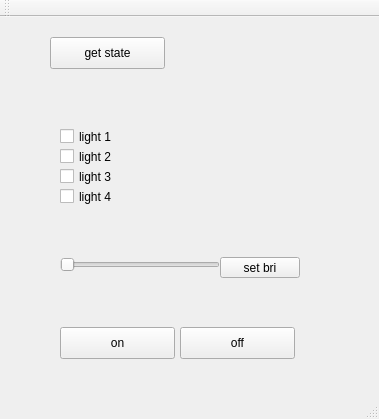
First picture: the form in huecontrolwindow.ui, repository johnty/HueController, before the edit.
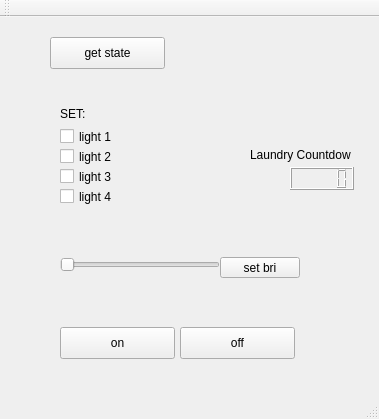
Second picture: the form after the edit.

Commit message: timer for laundry

```diff
--- a/huecontrolwindow.ui
+++ b/huecontrolwindow.ui
@@ -134,6 +134,42 @@
      <string>light 4</string>
     </property>
    </widget>
+   <widget class="QLabel" name="label_2">
+    <property name="geometry">
+     <rect>
+      <x>60</x>
+      <y>90</y>
+      <width>47</width>
+      <height>13</height>
+     </rect>
+    </property>
+    <property name="text">
+     <string>SET:</string>
+    </property>
+   </widget>
+   <widget class="QLCDNumber" name="lcdNumber">
+    <property name="geometry">
+     <rect>
+      <x>290</x>
+      <y>150</y>
+      <width>64</width>
+      <height>23</height>
+     </rect>
+    </property>
+   </widget>
+   <widget class="QLabel" name="label">
+    <property name="geometry">
+     <rect>
+      <x>250</x>
+      <y>130</y>
+      <width>101</width>
+      <height>16</height>
+     </rect>
+    </property>
+    <property name="text">
+     <string>Laundry Countdown</string>
+    </property>
+   </widget>
   </widget>
   <widget class="QMenuBar" name="menuBar">
    <property name="geometry">
```
The commit also changes 2 other files.
